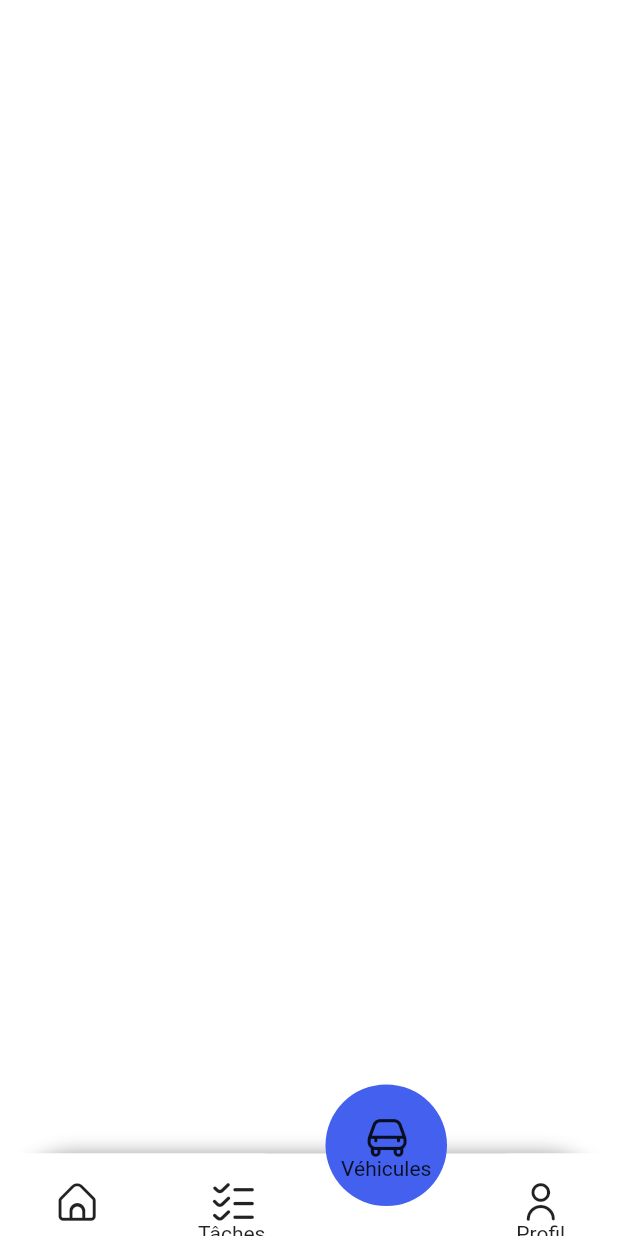
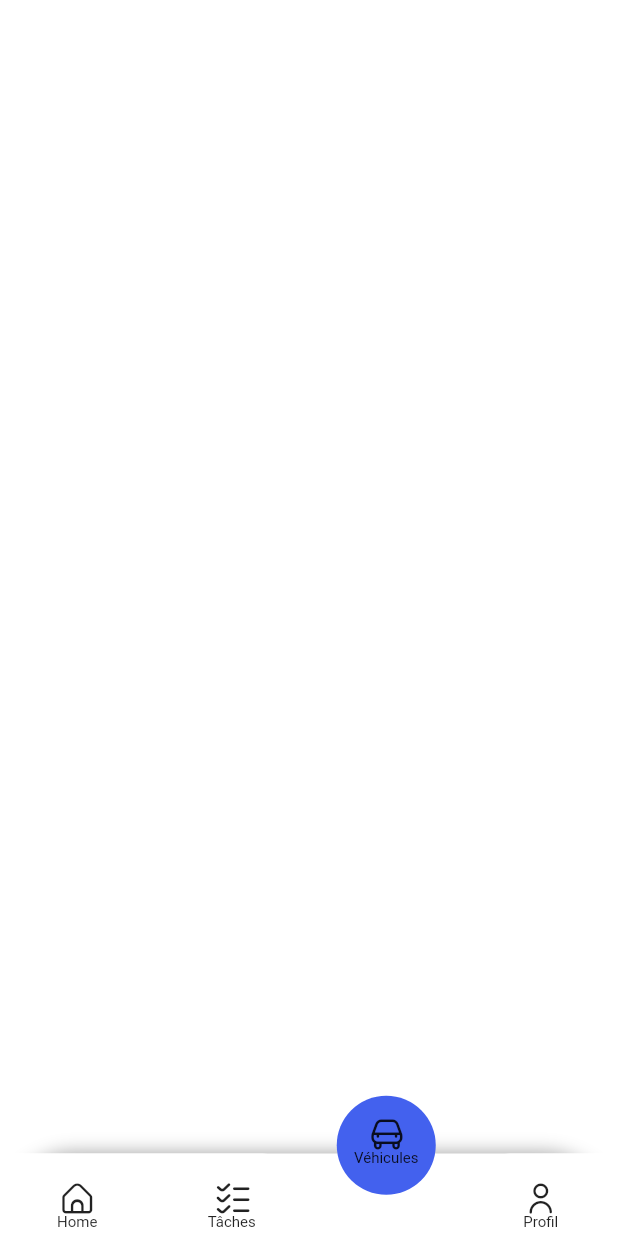
Before and after one commit to larabaouiimene/AutoRun_Maintenance, a Flutter app: the HomePage screen opened directly, item 3 of the bottom bar chosen, on a phone screen of 412 x 824 dp. Run offline on Flutter 3.47's test engine with Material 2 defaults, Android fonts, the phone set to English and light mode, and no system bars; drawn by our look-alikes of curved_navigation_bar.

Commit message:
navBar dernière version

```diff
--- a/lib/Views/Authentification.dart
+++ b/lib/Views/Authentification.dart
@@ -1,7 +1,6 @@
 // ignore_for_file: file_names
 
 import 'package:autorun/Views/PageAcceuil.dart';
-import 'package:autorun/Views/test.dart';
 import 'package:autorun/assets/MyFlutterApp.dart';
 import 'package:autorun/assets/Password.dart';
 import 'package:flutter/material.dart';
--- a/lib/Views/PageAcceuil.dart
+++ b/lib/Views/PageAcceuil.dart
@@ -1,9 +1,7 @@
-import 'dart:math';
+import 'package:autorun/assets/MyIcons.dart';
 
-import 'package:autorun/assets/MyIcons.dart';
-import 'package:autorun/main.dart';
 import 'package:curved_navigation_bar/curved_navigation_bar.dart';
-import 'package:flutter/cupertino.dart';
+
 import 'package:flutter/material.dart';
 
 const color = Color(0xFF4361EE);
@@ -29,20 +27,45 @@ class HomePage extends StatelessWidget {
             Container(
               margin: EdgeInsets.only(top: 15),
               height: 50,
-              width: 55,
+              width: 50,
               child: Column(
                 children: [
                   Icon(
                     MyIcons.home,
-                    size: 25,
+                    size: 20,
                   ),
-                  Visibility(
-                    child: Text("Home"),
-                    maintainSize: true,
-                    maintainAnimation: true,
-                    maintainState: true,
-                    visible: false,
-                  ),
+                  Text(
+                    "Home",
+                    style: TextStyle(fontSize: 10),
+                  )
+                ],
+              ),
+            ),
+            Container(
+              margin: EdgeInsets.only(top: 15),
+              height: 50,
+              width: 50,
+              child: Column(
+                children: [
+                  Icon(MyIcons.list_check, size: 20),
+                  Text(
+                    "Tâches",
+                    style: TextStyle(fontSize: 10),
+                  )
+                ],
+              ),
+            ),
+            Container(
+              margin: EdgeInsets.only(top: 15),
+              height: 50,
+              width: 50,
+              child: Column(
+                children: [
+                  Icon(MyIcons.car, size: 20),
+                  Text(
+                    "Véhicules",
+                    style: TextStyle(fontSize: 10),
+                  )
                 ],
               ),
             ),
@@ -51,28 +74,24 @@ class HomePage extends StatelessWidget {
               height: 50,
               width: 55,
               child: Column(
-                children: [Icon(MyIcons.list_check, size: 25), Text("Tâches")],
-              ),
-            ),
-            Container(
-              margin: EdgeInsets.only(top: 15),
-              height: 50,
-              width: 65,
-              child: Column(
-                children: [Icon(MyIcons.car, size: 25), Text("Véhicules")],
-              ),
-            ),
-            Container(
-              margin: EdgeInsets.only(top: 15),
-              height: 50,
-              width: 55,
-              child: Column(
-                children: [Icon(MyIcons.user, size: 25), Text("Profil")],
+                children: [
+                  Icon(MyIcons.user, size: 20),
+                  Text(
+                    "Profil",
+                    style: TextStyle(fontSize: 10),
+                  )
+                ],
               ),
             )
           ],
           onTap: (index) {
-            //Handle button tap
+            Visibility(
+              child: Text("home"),
+              visible: true,
+              maintainSize: true,
+              maintainAnimation: true,
+              maintainState: true,
+            );
           },
         ),
       ),
```
